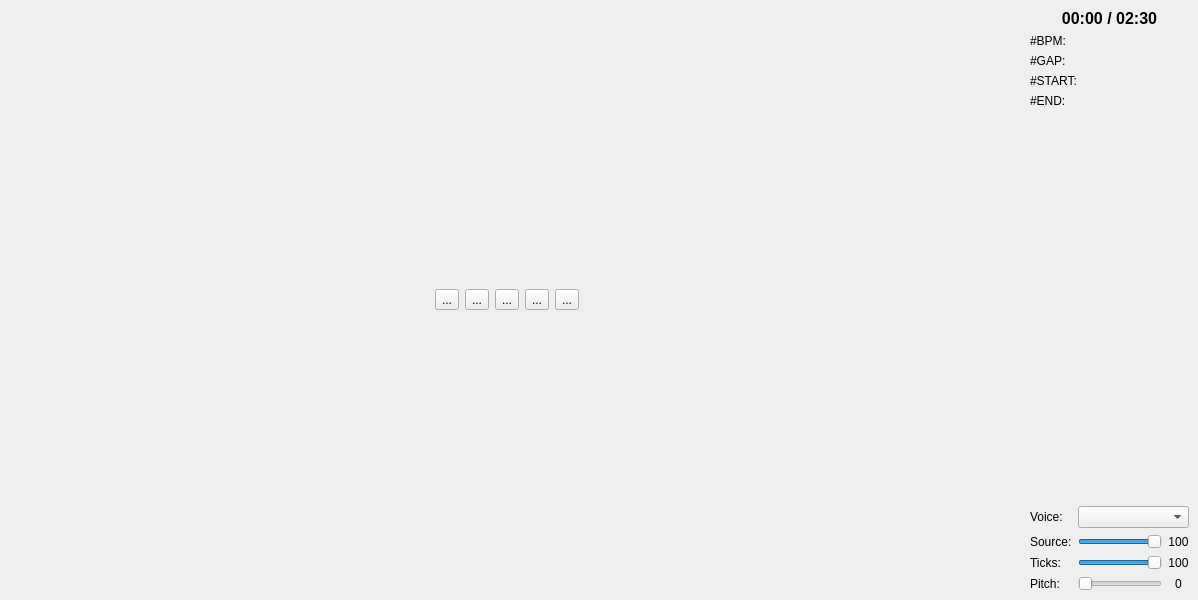
bohning/usdb_syncer, file src/usdb_syncer/gui/forms/PreviewWindow.ui: the form before one commit.
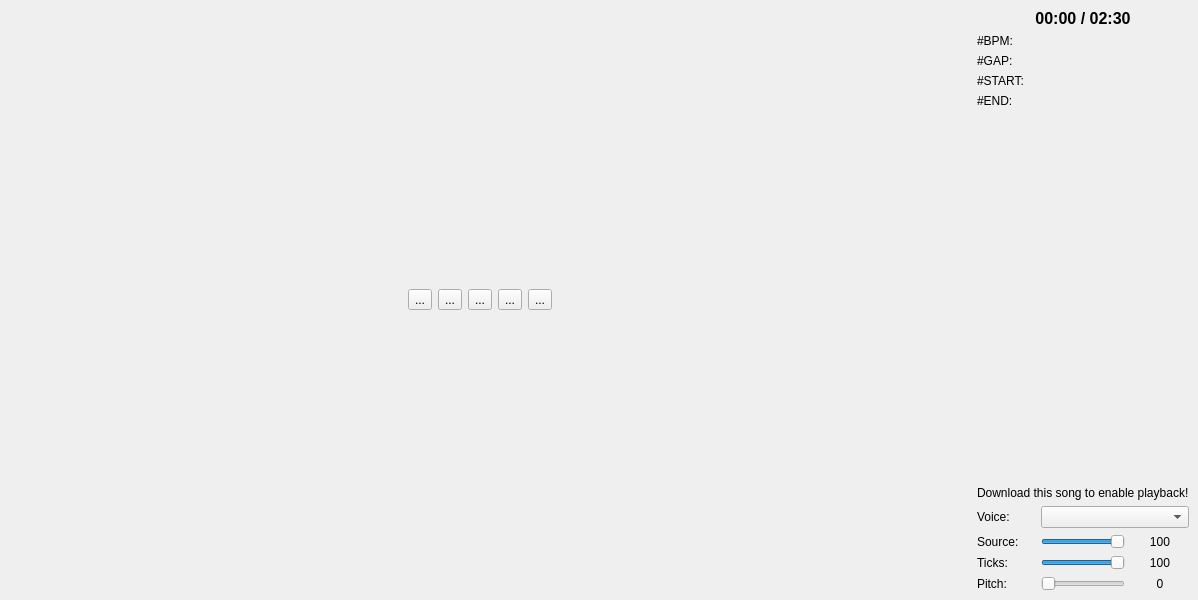
The form after the commit. Icons and pictures are not drawn.

Commit message: Allow previewing non-local songs (without audio)

Patch:
```diff
--- a/src/usdb_syncer/gui/forms/PreviewWindow.ui
+++ b/src/usdb_syncer/gui/forms/PreviewWindow.ui
@@ -212,6 +212,13 @@
         </property>
        </spacer>
       </item>
+      <item>
+       <widget class="QLabel" name="label_no_audio">
+        <property name="text">
+         <string>Download this song to enable playback!</string>
+        </property>
+       </widget>
+      </item>
       <item>
        <layout class="QGridLayout" name="gridLayout">
         <item row="2" column="2">
```
The commit also changes 5 other files.
